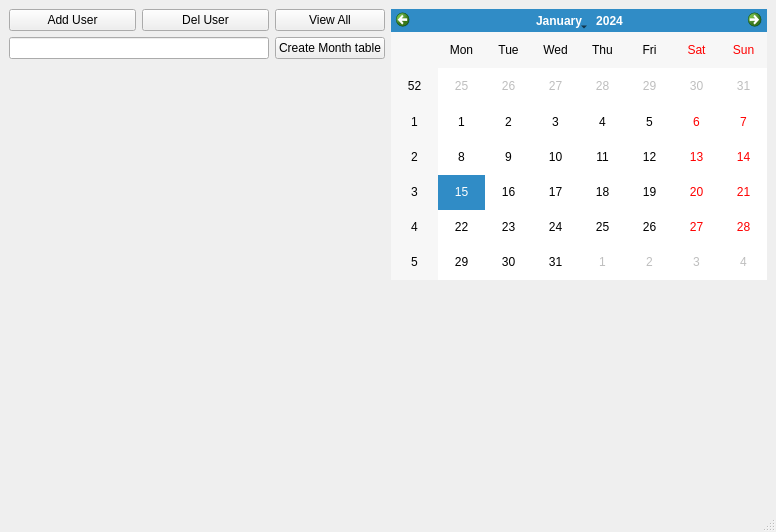
This is journal_app.ui in Satkhar/journal_app as Qt 5 draws it before an edit. The edited form follows.
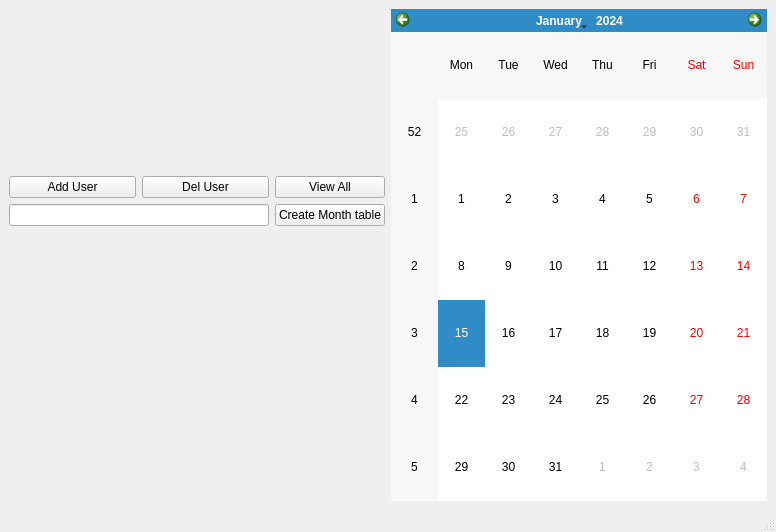
This is the edited form.

```diff
--- a/journal_app.ui
+++ b/journal_app.ui
@@ -16,6 +16,10 @@
   <widget class="QWidget" name="centralwidget">
    <layout class="QGridLayout" name="gridLayout">
     <item row="0" column="0">
+     <layout class="QHBoxLayout" name="horizontalLayout_3">
+      <item>
+       <layout class="QVBoxLayout" name="verticalLayout_3">
+        <item>
      <layout class="QHBoxLayout" name="horizontalLayout_2">
       <item>
        <layout class="QVBoxLayout" name="verticalLayout">
@@ -62,34 +66,28 @@
       </item>
      </layout>
     </item>
-    <item row="0" column="1" rowspan="2">
-     <widget class="QCalendarWidget" name="calendarWidget"/>
-    </item>
-    <item row="1" column="0">
+        <item>
      <spacer name="verticalSpacer">
       <property name="orientation">
        <enum>Qt::Orientation::Vertical</enum>
       </property>
+          <property name="sizeType">
+           <enum>QSizePolicy::Policy::Minimum</enum>
+          </property>
       <property name="sizeHint" stdset="0">
        <size>
         <width>20</width>
-        <height>192</height>
+            <height>108</height>
        </size>
       </property>
      </spacer>
     </item>
-    <item row="2" column="1">
-     <spacer name="verticalSpacer_2">
-      <property name="orientation">
-       <enum>Qt::Orientation::Vertical</enum>
-      </property>
-      <property name="sizeHint" stdset="0">
-       <size>
-        <width>17</width>
-        <height>192</height>
-       </size>
-      </property>
-     </spacer>
+       </layout>
+      </item>
+      <item>
+       <widget class="QCalendarWidget" name="calendarWidget"/>
+      </item>
+     </layout>
     </item>
    </layout>
   </widget>
```
Lines whose indentation alone changed are shown as unchanged.
